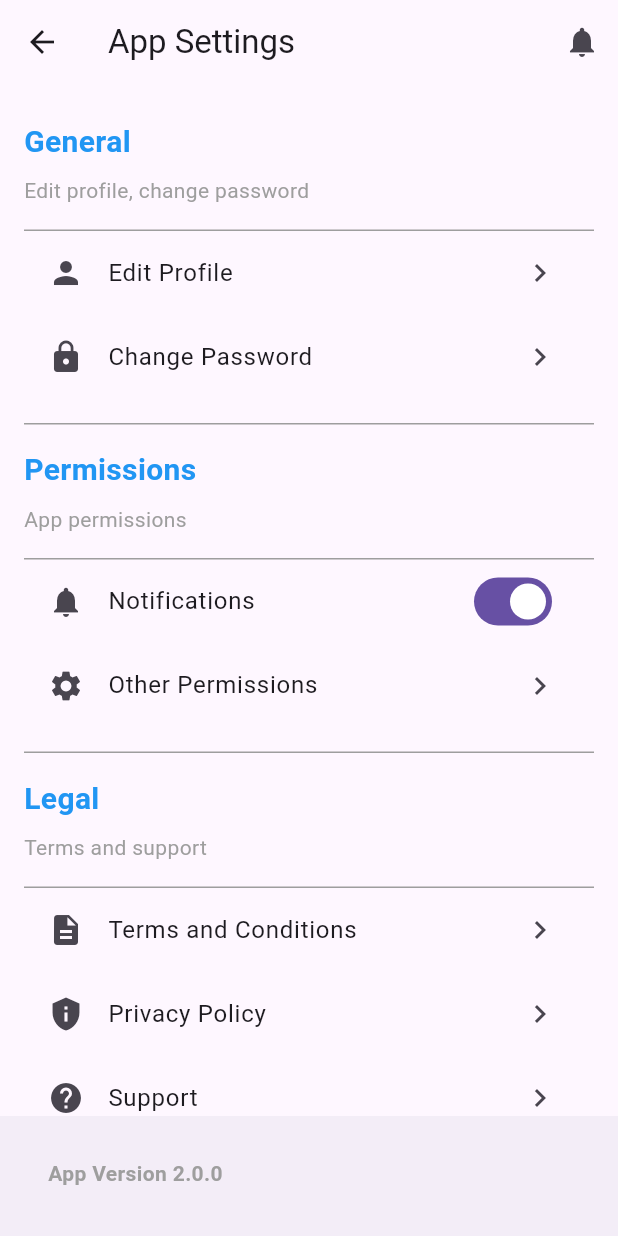
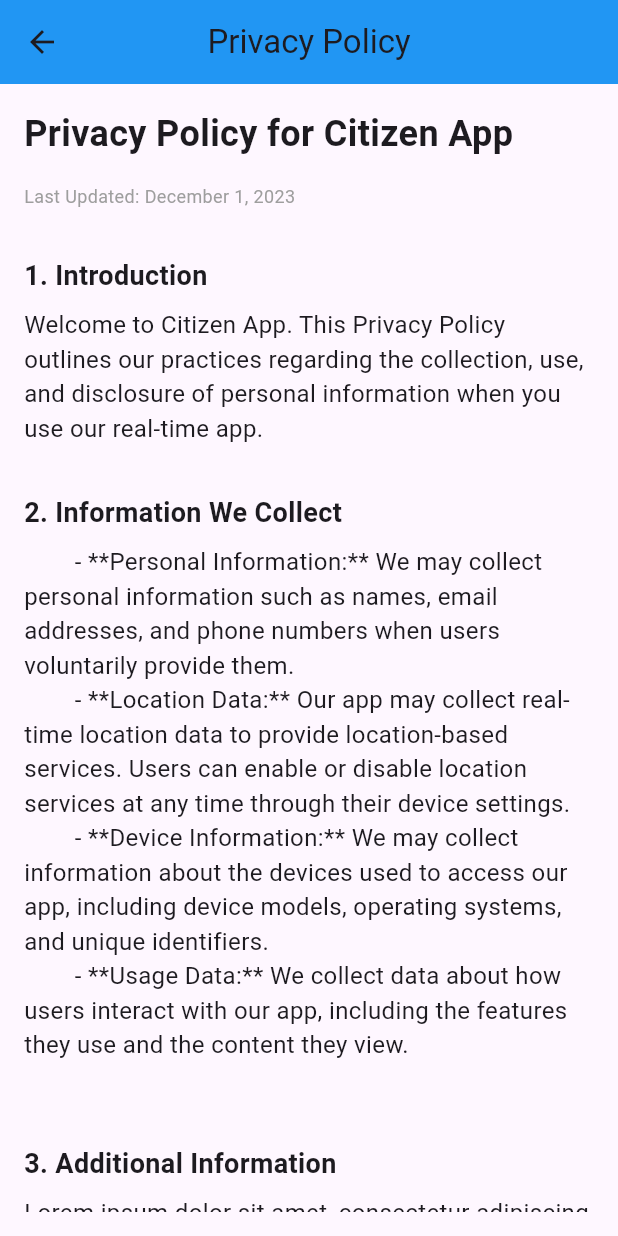
Before and after one commit to Baisalya/citizenapp, a Flutter app: the SettingsTab screen opened by its route, after a tap on "Privacy Policy", on a phone screen of 412 x 824 dp. Run offline on Flutter 3.47's test engine with Material 3 defaults, Android fonts, the phone set to English and light mode, and no system bars; our stand-ins replace carousel_slider, dots_indicator, fluttertoast, geocoding, get, image_picker and 1 more.

Commit message:
little bit changesd push

```diff
--- /dev/null
+++ b/lib/Pages/Home/SettingTab/Privacypolicy.dart
@@ -0,0 +1,122 @@
+import 'package:flutter/material.dart';
+import 'package:intl/intl.dart';
+
+const TextStyle headingStyle = TextStyle(
+  fontSize: 24,
+  fontWeight: FontWeight.bold,
+);
+
+const TextStyle subHeadingStyle = TextStyle(
+  fontSize: 18,
+  fontWeight: FontWeight.bold,
+);
+
+const TextStyle contentStyle = TextStyle(
+  fontSize: 16,
+);
+
+class PrivacyPolicyScreen extends StatelessWidget {
+  final String appName = "Citizen App";
+  final String lastUpdated = DateFormat.yMMMMd().format(DateTime.now());
+  final String contactEmail = "baishalya1999@gmail.com";
+
+  @override
+  Widget build(BuildContext context) {
+    return Scaffold(
+      appBar: AppBar(
+        title: Text('Privacy Policy'),
+        backgroundColor: Colors.blue,
+        elevation: 0,
+        centerTitle: true,
+      ),
+      body: Padding(
+        padding: const EdgeInsets.all(16.0),
+        child: SingleChildScrollView(
+          child: Column(
+            crossAxisAlignment: CrossAxisAlignment.start,
+            children: [
+              Text(
+                'Privacy Policy for $appName',
+                style: headingStyle,
+              ),
+              SizedBox(height: 16),
+              Text(
+                'Last Updated: $lastUpdated',
+                style: TextStyle(
+                  fontSize: 12,
+                  color: Colors.grey,
+                ),
+              ),
+              SizedBox(height: 16),
+              buildIntroductionSection(),
+              buildInformationSection(),
+              buildAdditionalSection(),
+              SizedBox(height: 16),
+              CustomPrivacyPolicySection(
+                title: '8. Contact Us',
+                content:
+                'If you have any questions, concerns, or requests regarding this Privacy Policy, please contact us at $contactEmail.',
+              ),
+            ],
+          ),
+        ),
+      ),
+    );
+  }
+
+  Widget buildIntroductionSection() {
+    return CustomPrivacyPolicySection(
+      title: '1. Introduction',
+      content:
+      'Welcome to $appName. This Privacy Policy outlines our practices regarding the collection, use, and disclosure of personal information when you use our real-time app.',
+    );
+  }
+
+  Widget buildInformationSection() {
+    return CustomPrivacyPolicySection(
+      title: '2. Information We Collect',
+      content: '''
+        - **Personal Information:** We may collect personal information such as names, email addresses, and phone numbers when users voluntarily provide them.
+        - **Location Data:** Our app may collect real-time location data to provide location-based services. Users can enable or disable location services at any time through their device settings.
+        - **Device Information:** We may collect information about the devices used to access our app, including device models, operating systems, and unique identifiers.
+        - **Usage Data:** We collect data about how users interact with our app, including the features they use and the content they view.
+      ''',
+    );
+  }
+
+  Widget buildAdditionalSection() {
+    return CustomPrivacyPolicySection(
+      title: '3. Additional Information',
+      content:
+      'Lorem ipsum dolor sit amet, consectetur adipiscing elit. Duis accumsan, mauris vel tristique venenatis, dolor risus commodo dolor, et vestibulum lectus orci in erat.',
+    );
+  }
+}
+
+class CustomPrivacyPolicySection extends StatelessWidget {
+  final String title;
+  final String content;
+
+  CustomPrivacyPolicySection({required this.title, required this.content});
+
+  @override
+  Widget build(BuildContext context) {
+    return Container(
+      margin: EdgeInsets.symmetric(vertical: 16),
+      child: Column(
+        crossAxisAlignment: CrossAxisAlignment.start,
+        children: [
+          Text(
+            title,
+            style: subHeadingStyle,
+          ),
+          SizedBox(height: 8),
+          Text(
+            content,
+            style: contentStyle,
+          ),
+        ],
+      ),
+    );
+  }
+}
--- /dev/null
+++ b/lib/Pages/Home/SettingTab/terms&condition.dart
@@ -0,0 +1,119 @@
+import 'package:flutter/material.dart';
+
+import 'package:flutter/material.dart';
+
+class TermsAndConditionsScreen extends StatelessWidget {
+  @override
+  Widget build(BuildContext context) {
+    return Scaffold(
+      appBar: AppBar(
+        title: Text('Terms and Conditions'),
+        centerTitle: true,
+      ),
+      body: SingleChildScrollView(
+        padding: const EdgeInsets.all(16.0),
+        child: Column(
+          crossAxisAlignment: CrossAxisAlignment.start,
+          children: [
+            SectionTitle('1. Acceptance of Terms'),
+            SectionText(
+              'By using the CitizenApp mobile application ("the App"), you agree to comply with and be bound by the following terms and conditions of use. If you do not agree to these terms, please do not use the App.',
+            ),
+
+            SectionTitle('2. Emergency Services Disclaimer'),
+            SectionText(
+              'The App is designed to assist users in accessing emergency services quickly. However, PassionateTech cannot guarantee the availability, response time, or effectiveness of emergency services. Users are encouraged to dial emergency services directly when in need.',
+            ),
+
+            SectionTitle('3. User Responsibilities'),
+            SectionText(
+              'a. You must provide accurate and up-to-date information when using the App.\n\n'
+                  'b. You are solely responsible for any use of the App under your account.\n\n'
+                  'c. You agree not to use the App for any unlawful purpose or in any way that may cause harm to others.',
+            ),
+
+            SectionTitle('4. Privacy and Data Security'),
+            SectionText(
+              'a. PassionateTech takes user privacy seriously. Please refer to our Privacy Policy for details on how we collect, use, and protect your personal information.\n\n'
+                  'b. You acknowledge and agree that the App may collect and transmit location data when in use.',
+            ),
+
+            SectionTitle('5. Limitation of Liability'),
+            SectionText(
+              'a. PassionateTech shall not be liable for any direct, indirect, incidental, special, or consequential damages resulting from the use or inability to use the App.\n\n'
+                  'b. PassionateTech is not responsible for any actions or omissions of emergency services or third-party providers.',
+            ),
+
+            SectionTitle('6. Termination'),
+            SectionText(
+              'PassionateTech reserves the right to terminate or suspend your access to the App at any time, with or without cause.',
+            ),
+
+            SectionTitle('7. Changes to Terms and Conditions'),
+            SectionText(
+              'PassionateTech reserves the right to update or modify these terms and conditions at any time. Users will be notified of such changes, and continued use of the App after such modifications constitutes acceptance of the new terms.',
+            ),
+
+            SectionTitle('8. Governing Law'),
+            SectionText(
+              'These terms and conditions are governed by and construed in accordance with the laws of Your Jurisdiction. Any disputes arising out of or in connection with the use of the App shall be subject to the exclusive jurisdiction of the courts in Your Jurisdiction.',
+            ),
+
+            Divider(),
+
+            Text(
+              'Contact Information:',
+              style: TextStyle(fontWeight: FontWeight.bold, fontSize: 18),
+            ),
+            SizedBox(height: 8),
+            Text(
+              'PassionateTech\n[Aul,kendrapara]\nbaishalya1999@gmail.com\n[+918249166181]',
+              style: TextStyle(fontSize: 16),
+            ),
+
+            SizedBox(height: 16),
+
+            Text(
+              'Last Updated: ${DateTime.now().toString()}',
+              style: TextStyle(fontSize: 14, color: Colors.grey),
+            ),
+          ],
+        ),
+      ),
+    );
+  }
+}
+
+class SectionTitle extends StatelessWidget {
+  final String title;
+
+  SectionTitle(this.title);
+
+  @override
+  Widget build(BuildContext context) {
+    return Padding(
+      padding: const EdgeInsets.only(top: 16.0),
+      child: Text(
+        title,
+        style: TextStyle(fontWeight: FontWeight.bold, fontSize: 18),
+      ),
+    );
+  }
+}
+
+class SectionText extends StatelessWidget {
+  final String text;
+
+  SectionText(this.text);
+
+  @override
+  Widget build(BuildContext context) {
+    return Padding(
+      padding: const EdgeInsets.only(top: 8.0),
+      child: Text(
+        text,
+        style: TextStyle(fontSize: 16),
+      ),
+    );
+  }
+}
--- a/lib/Pages/Home/Tab/SettingTab.dart
+++ b/lib/Pages/Home/Tab/SettingTab.dart
@@ -105,12 +105,16 @@
       children: [
         _buildListTile('Terms and Conditions ', Icons.description, () {
           // Implement terms and conditions functionality here
+          Get.toNamed('/termscnd');
         }),
         _buildListTile('Privacy Policy ', Icons.privacy_tip, () {
           // Implement privacy policy functionality here
+          Get.toNamed('/pp');
         }),
         _buildListTile('Support ', Icons.help, () {
           // Implement support functionality here
+          //Get.toNamed('/privacy policy');
+
           Get.toNamed('/help&support');
         }),
         SizedBox(height: 16.0),
--- a/lib/Routes/AppRoutes.dart
+++ b/lib/Routes/AppRoutes.dart
@@ -1,5 +1,7 @@
 import 'package:citizenapp/Pages/Home/HomeScreen.dart';
 import 'package:citizenapp/Pages/Home/SettingTab/ChangePasswordScreen.dart';
+import 'package:citizenapp/Pages/Home/SettingTab/Privacypolicy.dart';
+import 'package:citizenapp/Pages/Home/SettingTab/terms&condition.dart';
 import 'package:citizenapp/Pages/Home/Tab/SettingTab.dart';
 import 'package:citizenapp/Pages/Onboarding/OnboardingScreen.dart';
 import 'package:citizenapp/Pages/Onboarding/Splashscreen.dart';
@@ -44,9 +46,14 @@
    //setting contents
     GetPage(name: '/editProfile',
         page: ()=>EditProfileScreen()),
+    GetPage(name: '/termscnd',
+        page:()=> TermsAndConditionsScreen()),
     GetPage(name:'/changePassword' ,
         page: ()=>ChangePasswordScreen()),
     GetPage(name:'/help&support' ,
         page: ()=>SupportView()),
+    GetPage(
+        name:'/pp' ,
+        page: ()=> PrivacyPolicyScreen()),
   ];
 }
--- a/pubspec.yaml
+++ b/pubspec.yaml
@@ -46,9 +46,11 @@
   location: ^4.3.0
   flutter_map: ^5.0.0
   geolocator:
+  contacts_service:
   geocoding:
   url_launcher: ^6.2.1
   carousel_slider: ^4.0.0
+  flutter_markdown:
 dev_dependencies:
   flutter_test:
     sdk: flutter
```
Also changed, not shown: lib/Pages/Home/Tab/HomeTab.dart (+21 -3 lines), pubspec.lock.
